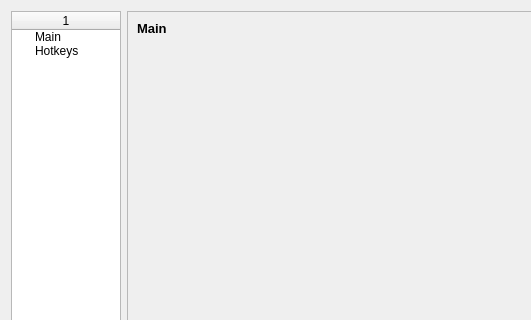
Old version of the form Forms/Settings.ui in the repository skynowa/iTeacher; both pictures show x 0 to 531 and y 0 to 320 of the 732 by 477 pixel window.
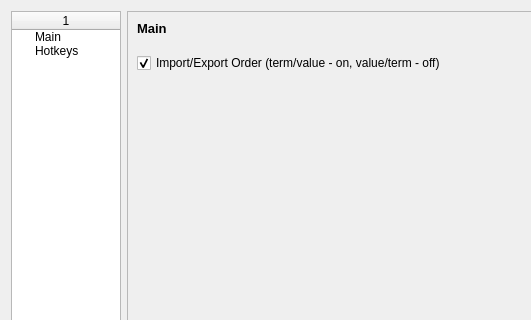
New version of the form. The open tabs and pages were chosen to show the change.

Commit message: Forms: Settings - add import/export order

What changed in the file:
```diff
--- a/Forms/Settings.ui
+++ b/Forms/Settings.ui
@@ -98,7 +98,18 @@
         </spacer>
        </item>
        <item row="2" column="0" rowspan="2" colspan="2">
-        <layout class="QGridLayout" name="gridLayout_11"/>
+        <layout class="QGridLayout" name="gridLayout_11">
+         <item row="1" column="0">
+          <widget class="QCheckBox" name="chkImportExportOrder">
+           <property name="text">
+            <string>Import/Export Order (term/value - on, value/term - off)</string>
+           </property>
+           <property name="checked">
+            <bool>true</bool>
+           </property>
+          </widget>
+         </item>
+        </layout>
        </item>
        <item row="0" column="0">
         <layout class="QHBoxLayout" name="horizontalLayout_3">
```
Left out of the diff: 2 changed lines with no effect on the pictures. The commit also changes 2 other files.
